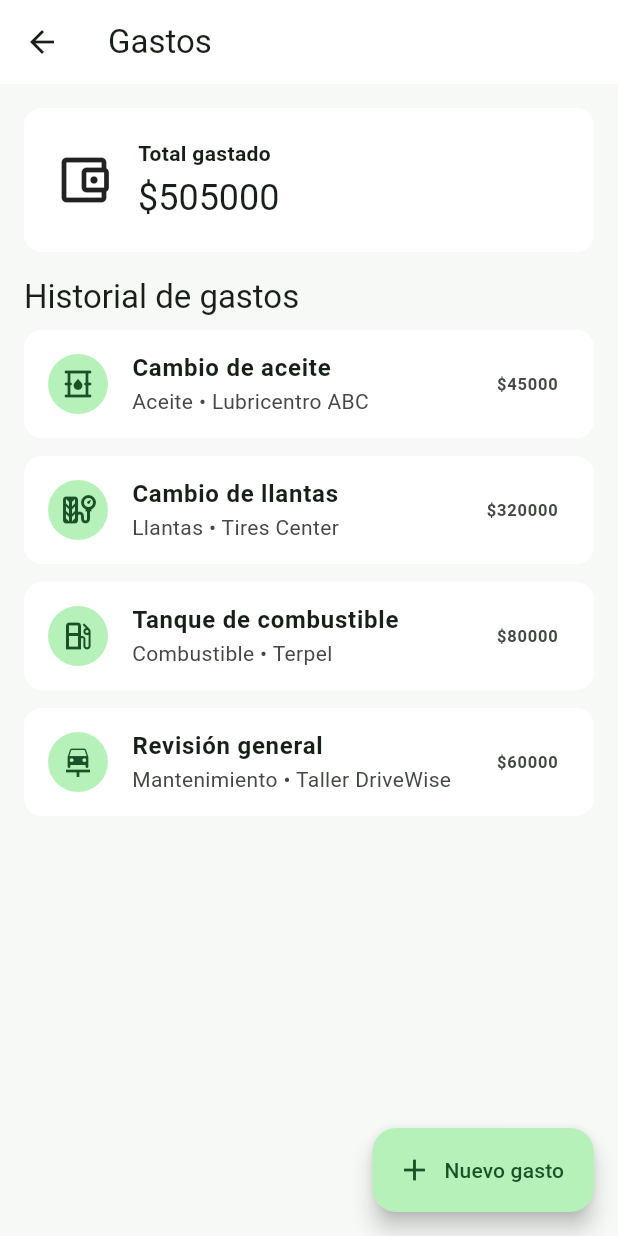
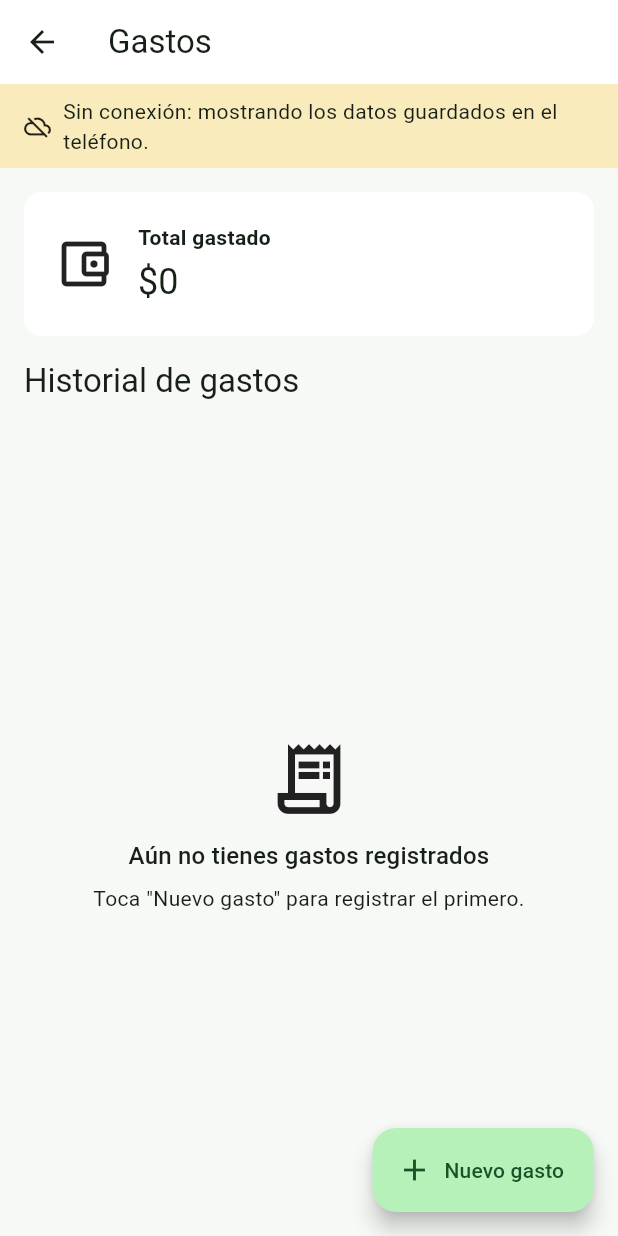
Before and after one commit to jhraldo/drivewise_app, a Flutter app: the GastosPage screen opened directly, on a phone screen of 412 x 824 dp. Run offline on Flutter 3.47's test engine with Material 3 defaults, Android fonts, the phone set to English and light mode, and no system bars; our stand-ins replace cloud_firestore, firebase_auth, firebase_core; accounts and stored records are empty.

Commit message:
feat: guarda y consulta los gastos en Firestore
- Nuevo gasto se guarda en usuarios/{uid}/gastos sin bloquear la
  pantalla cuando no hay conexion.
- La pantalla de gastos lee en tiempo real con snapshots() y muestra
  los estados de carga, vacio, error y sin conexion.
- Marca "(sin enviar)" los gastos pendientes de sincronizar.

Co-Authored-By: Claude Opus 5.5 <noreply@anthropic.com>

```diff
--- a/lib/detalle_gasto.dart
+++ b/lib/detalle_gasto.dart
@@ -76,7 +76,7 @@ class DetalleGastoPage extends StatelessWidget {
                 mostrarDato('Categoría', gasto.categoria),
                 mostrarDato('Descripción', gasto.descripcion),
                 mostrarDato('Fecha', formatoFecha(gasto.fecha)),
-                mostrarDato('Kilometraje', gasto.kilometraje),
+                mostrarDato('Kilometraje', '${gasto.kilometraje} km'),
                 mostrarDato('Valor', formatoPesos(gasto.valor)),
                 mostrarDato('Proveedor', gasto.proveedor),
                 mostrarDato('Notas', gasto.notas),
--- a/lib/gastos.dart
+++ b/lib/gastos.dart
@@ -1,18 +1,26 @@
+import 'package:cloud_firestore/cloud_firestore.dart';
+import 'package:firebase_auth/firebase_auth.dart';
+import 'package:flutter/material.dart';
 
-import 'package:flutter/material.dart';
+import 'detalle_gasto.dart';
 import 'nuevo_gasto.dart';
-import 'detalle_gasto.dart';
+
+// ============================================================
+// MODELO DEL GASTO
+// ============================================================
 
 class Gasto {
+  final String id;
   final String categoria;
   final String descripcion;
   final DateTime fecha;
-  final String kilometraje;
+  final int kilometraje;
   final double valor;
   final String proveedor;
   final String notas;
 
   Gasto({
+    this.id = '',
     required this.categoria,
     required this.descripcion,
     required this.fecha,
@@ -21,65 +29,86 @@ class Gasto {
     required this.proveedor,
     required this.notas,
   });
+
+  // Convertir el gasto en un mapa para guardarlo en Firestore.
+  // Firestore guarda DateTime como Timestamp.
+  Map<String, dynamic> toMap() {
+    return {
+      'categoria': categoria,
+      'descripcion': descripcion,
+      'fecha': Timestamp.fromDate(fecha),
+      'kilometraje': kilometraje,
+      'valor': valor,
+      'proveedor': proveedor,
+      'notas': notas,
+      'fechaRegistro': FieldValue.serverTimestamp(),
+    };
+  }
+
+  // Crear un gasto a partir de un documento de Firestore.
+  factory Gasto.fromDoc(DocumentSnapshot<Map<String, dynamic>> doc) {
+    final d = doc.data()!;
+    return Gasto(
+      id: doc.id,
+      categoria: d['categoria'] as String? ?? 'Otros',
+      descripcion: d['descripcion'] as String? ?? '',
+      fecha: (d['fecha'] as Timestamp?)?.toDate() ?? DateTime.now(),
+      kilometraje: (d['kilometraje'] as num?)?.toInt() ?? 0,
+      valor: (d['valor'] as num?)?.toDouble() ?? 0,
+      proveedor: d['proveedor'] as String? ?? '',
+      notas: d['notas'] as String? ?? '',
+    );
+  }
 }
 
-class GastosPage extends StatelessWidget {
-  GastosPage({super.key});
+// Colección de gastos del usuario autenticado:
+// usuarios/{uid}/gastos
+CollectionReference<Map<String, dynamic>> coleccionGastos() {
+  final usuario = FirebaseAuth.instance.currentUser;
 
-  final ValueNotifier<List<Gasto>> gastosNotifier = ValueNotifier<List<Gasto>>([
-    Gasto(
-      categoria: 'Aceite',
-      descripcion: 'Cambio de aceite',
-      fecha: DateTime(2026, 8, 15),
-      kilometraje: '42.000',
-      valor: 45000,
-      proveedor: 'Lubricentro ABC',
-      notas: 'Cambio de aceite y filtro',
-    ),
-    Gasto(
-      categoria: 'Llantas',
-      descripcion: 'Cambio de llantas',
-      fecha: DateTime(2026, 7, 20),
-      kilometraje: '40.500',
-      valor: 320000,
-      proveedor: 'Tires Center',
-      notas: '',
-    ),
-    Gasto(
-      categoria: 'Combustible',
-      descripcion: 'Tanque de combustible',
-      fecha: DateTime(2026, 8, 25),
-      kilometraje: '42.580',
-      valor: 80000,
-      proveedor: 'Terpel',
-      notas: '',
-    ),
-    Gasto(
-      categoria: 'Mantenimiento',
-      descripcion: 'Revisión general',
-      fecha: DateTime(2026, 8, 10),
-      kilometraje: '41.900',
-      valor: 60000,
-      proveedor: 'Taller DriveWise',
-      notas: 'Revisión preventiva',
-    ),
-  ]);
+  if (usuario == null) {
+    throw Exception('No hay un usuario autenticado.');
+  }
+
+  return FirebaseFirestore.instance
+      .collection('usuarios')
+      .doc(usuario.uid)
+      .collection('gastos');
+}
+
+// ============================================================
+// PANTALLA DE GASTOS
+// ============================================================
+
+class GastosPage extends StatefulWidget {
+  const GastosPage({super.key});
+
+  @override
+  State<GastosPage> createState() => _GastosPageState();
+}
+
+class _GastosPageState extends State<GastosPage> {
+  late Stream<QuerySnapshot<Map<String, dynamic>>> _gastosStream;
+
+  @override
+  void initState() {
+    super.initState();
+    _gastosStream = coleccionGastos().snapshots();
+  }
 
   String formatoPesos(double valor) {
     return '\$${valor.toStringAsFixed(0)}';
   }
 
-  Future<void> agregarGasto(BuildContext context) async {
-    final nuevoGasto = await Navigator.push<Gasto>(
+  void abrirNuevoGasto() {
+    // La lista se actualiza sola gracias a snapshots(),
+    // por eso no hace falta recibir nada al volver.
+    Navigator.push(
       context,
       MaterialPageRoute(
         builder: (context) => const NuevoGastoPage(),
       ),
     );
-
-    if (nuevoGasto != null) {
-      gastosNotifier.value = [nuevoGasto, ...gastosNotifier.value];
-    }
   }
 
   IconData iconoCategoria(String categoria) {
@@ -115,21 +144,74 @@ class GastosPage extends StatelessWidget {
       ),
 
       floatingActionButton: FloatingActionButton.extended(
-        onPressed: () => agregarGasto(context),
+        onPressed: abrirNuevoGasto,
         icon: const Icon(Icons.add),
         label: const Text('Nuevo gasto'),
       ),
 
-      body: ValueListenableBuilder<List<Gasto>>(
-        valueListenable: gastosNotifier,
-        builder: (context, gastos, child) {
-          final totalGastado = gastos.fold<double>(
+      body: StreamBuilder<QuerySnapshot<Map<String, dynamic>>>(
+        stream: _gastosStream,
+        builder: (context, snap) {
+          // Estado de error.
+          if (snap.hasError) {
+            return _mensajeEstado(
+              icono: Icons.error_outline,
+              titulo: 'No pudimos cargar tus gastos',
+              descripcion: 'Revisa tu conexión e inténtalo nuevamente.',
+              accion: TextButton.icon(
+                onPressed: () {
+                  setState(() {
+                    _gastosStream = coleccionGastos().snapshots();
+                  });
+                },
+                icon: const Icon(Icons.refresh),
+                label: const Text('Reintentar'),
+              ),
+            );
+          }
+
+          // Estado de carga.
+          if (!snap.hasData) {
+            return const Center(child: CircularProgressIndicator());
+          }
+
+          final datos = snap.data!;
+
+          // Ordenar del más reciente al más antiguo.
+          final documentos = [...datos.docs];
+          documentos.sort((a, b) {
+            return Gasto.fromDoc(b).fecha.compareTo(Gasto.fromDoc(a).fecha);
+          });
+
+          final totalGastado = documentos.fold<double>(
             0,
-            (total, gasto) => total + gasto.valor,
+            (total, doc) => total + Gasto.fromDoc(doc).valor,
           );
 
           return Column(
             children: [
+              // Aviso cuando los datos vienen de la copia local.
+              if (datos.metadata.isFromCache)
+                Container(
+                  width: double.infinity,
+                  color: Colors.amber.withValues(alpha: 0.25),
+                  padding: const EdgeInsets.symmetric(
+                    horizontal: 16,
+                    vertical: 8,
+                  ),
+                  child: const Row(
+                    children: [
+                      Icon(Icons.cloud_off_outlined, size: 18),
+                      SizedBox(width: 8),
+                      Expanded(
+                        child: Text(
+                          'Sin conexión: mostrando los datos guardados en el teléfono.',
+                        ),
+                      ),
+                    ],
+                  ),
+                ),
+
               Padding(
                 padding: const EdgeInsets.all(16),
                 child: Card(
@@ -141,26 +223,18 @@ class GastosPage extends StatelessWidget {
                           Icons.account_balance_wallet_outlined,
                           size: 40,
                         ),
-
                         const SizedBox(width: 16),
-
                         Column(
                           crossAxisAlignment: CrossAxisAlignment.start,
                           children: [
                             const Text(
                               'Total gastado',
-                              style: TextStyle(
-                                fontWeight: FontWeight.bold,
-                              ),
+                              style: TextStyle(fontWeight: FontWeight.bold),
                             ),
-
                             const SizedBox(height: 4),
-
                             Text(
                               formatoPesos(totalGastado),
-                              style: Theme.of(context)
-                                  .textTheme
-                                  .headlineSmall,
+                              style: Theme.of(context).textTheme.headlineSmall,
                             ),
                           ],
                         ),
@@ -184,53 +258,22 @@ class GastosPage extends StatelessWidget {
               const SizedBox(height: 8),
 
               Expanded(
-                child: ListView.builder(
-                  padding: const EdgeInsets.fromLTRB(16, 0, 16, 90),
-                  itemCount: gastos.length,
-                  itemBuilder: (context, index) {
-                    final gasto = gastos[index];
-
-                    return Card(
-                      margin: const EdgeInsets.only(bottom: 12),
-                      child: ListTile(
-                        onTap: () {
-                          Navigator.push(
-                            context,
-                            MaterialPageRoute(
-                              builder: (context) => DetalleGastoPage(
-                                gasto: gasto,
-                              ),
-                            ),
-                          );
+                child: documentos.isEmpty
+                    // Estado vacío.
+                    ? _mensajeEstado(
+                        icono: Icons.receipt_long_outlined,
+                        titulo: 'Aún no tienes gastos registrados',
+                        descripcion:
+                            'Toca "Nuevo gasto" para registrar el primero.',
+                      )
+                    : ListView.builder(
+                        padding: const EdgeInsets.fromLTRB(16, 0, 16, 90),
+                        itemCount: documentos.length,
+                        itemBuilder: (context, index) {
+                          final doc = documentos[index];
+                          return _filaGasto(doc);
                         },
-
-                        leading: CircleAvatar(
-                          child: Icon(
-                            iconoCategoria(gasto.categoria),
-                          ),
-                        ),
-
-                        title: Text(
-                          gasto.descripcion,
-                          style: const TextStyle(
-                            fontWeight: FontWeight.bold,
-                          ),
-                        ),
-
-                        subtitle: Text(
-                          '${gasto.categoria} • ${gasto.proveedor}',
-                        ),
-
-                        trailing: Text(
-                          formatoPesos(gasto.valor),
-                          style: const TextStyle(
-                            fontWeight: FontWeight.bold,
-                          ),
-                        ),
                       ),
-                    );
-                  },
-                ),
               ),
             ],
           );
@@ -238,4 +281,72 @@ class GastosPage extends StatelessWidget {
       ),
     );
   }
+
+  Widget _filaGasto(QueryDocumentSnapshot<Map<String, dynamic>> doc) {
+    final gasto = Gasto.fromDoc(doc);
+
+    // hasPendingWrites es true mientras el gasto no llega al servidor.
+    final sinEnviar = doc.metadata.hasPendingWrites;
+
+    return Card(
+      margin: const EdgeInsets.only(bottom: 12),
+      child: ListTile(
+        onTap: () {
+          Navigator.push(
+            context,
+            MaterialPageRoute(
+              builder: (context) => DetalleGastoPage(gasto: gasto),
+            ),
+          );
+        },
+        leading: CircleAvatar(
+          child: Icon(iconoCategoria(gasto.categoria)),
+        ),
+        title: Text(
+          gasto.descripcion,
+          style: const TextStyle(fontWeight: FontWeight.bold),
+        ),
+        subtitle: Text(
+          sinEnviar
+              ? '${gasto.categoria} • ${gasto.proveedor} (sin enviar)'
+              : '${gasto.categoria} • ${gasto.proveedor}',
+        ),
+        trailing: Text(
+          formatoPesos(gasto.valor),
+          style: const TextStyle(fontWeight: FontWeight.bold),
+        ),
+      ),
+    );
+  }
+
+  Widget _mensajeEstado({
+    required IconData icono,
+    required String titulo,
+    required String descripcion,
+    Widget? accion,
+  }) {
+    return Center(
+      child: Padding(
+        padding: const EdgeInsets.all(24),
+        child: Column(
+          mainAxisSize: MainAxisSize.min,
+          children: [
+            Icon(icono, size: 56),
+            const SizedBox(height: 12),
+            Text(
+              titulo,
+              textAlign: TextAlign.center,
+              style: Theme.of(context).textTheme.titleMedium,
+            ),
+            const SizedBox(height: 6),
+            Text(descripcion, textAlign: TextAlign.center),
+            if (accion != null) ...[
+              const SizedBox(height: 12),
+              accion,
+            ],
+          ],
+        ),
+      ),
+    );
+  }
 }
```
Also changed, not shown: lib/nuevo_gasto.dart (+51 -8 lines).
